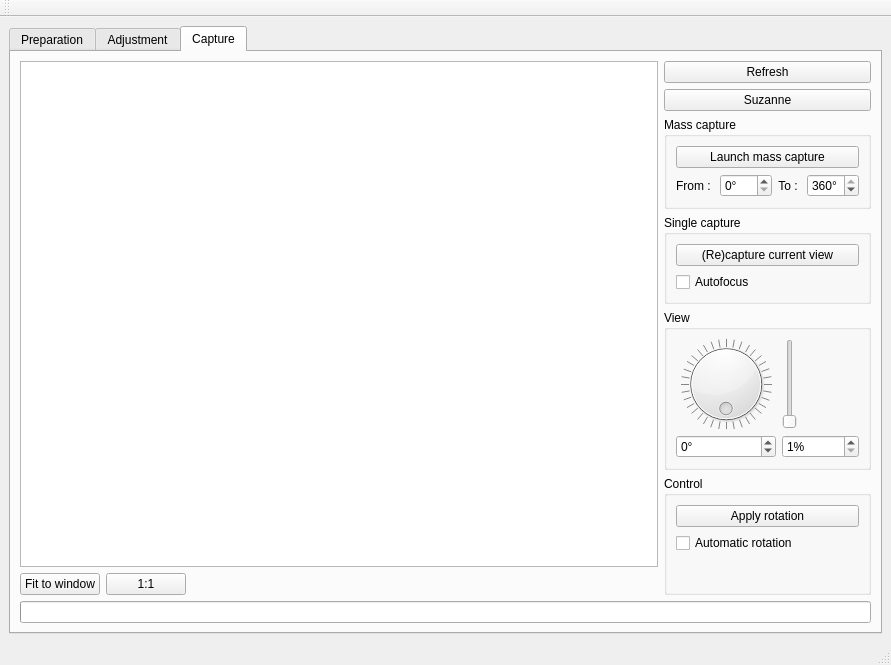
Old version of the form pc/master/mainwindow.ui in the repository plule/pfe-costumes.
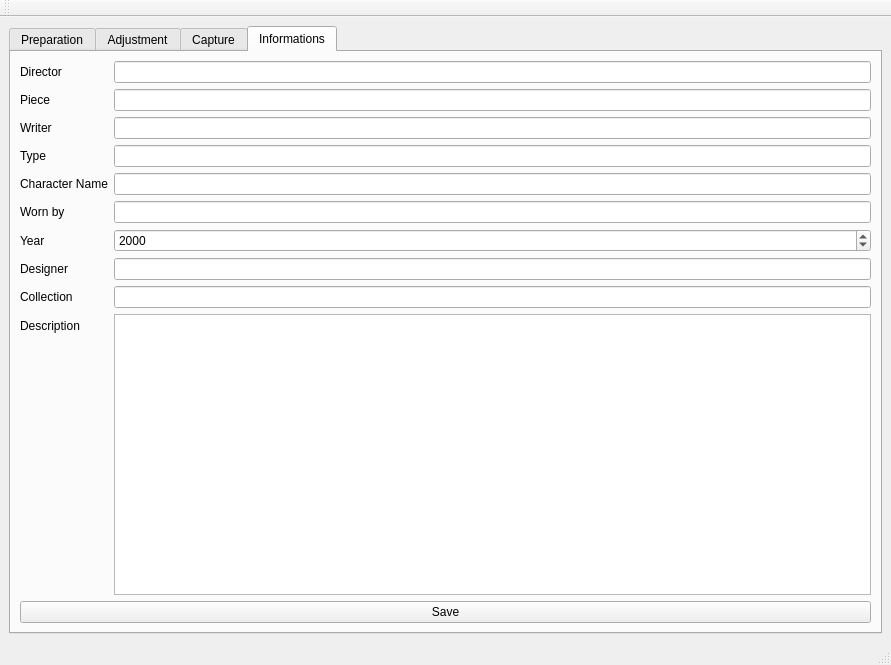
New version of the form. Custom widgets are drawn as their Qt base class.

Commit message: costume form

The edit to the form file:
```diff
--- a/pc/master/mainwindow.ui
+++ b/pc/master/mainwindow.ui
@@ -18,7 +18,7 @@
     <item>
      <widget class="QTabWidget" name="tabWidget">
       <property name="currentIndex">
-       <number>2</number>
+       <number>3</number>
       </property>
       <widget class="QWidget" name="preparationTab">
        <attribute name="title">
@@ -356,6 +356,141 @@
         </item>
        </layout>
       </widget>
+      <widget class="QWidget" name="infoTab">
+       <attribute name="title">
+        <string>Informations</string>
+       </attribute>
+       <layout class="QVBoxLayout" name="verticalLayout_4">
+        <item>
+         <layout class="QFormLayout" name="infoLayout">
+          <property name="fieldGrowthPolicy">
+           <enum>QFormLayout::AllNonFixedFieldsGrow</enum>
+          </property>
+          <item row="0" column="0">
+           <widget class="QLabel" name="infoDirectorLabel">
+            <property name="text">
+             <string>Director</string>
+            </property>
+           </widget>
+          </item>
+          <item row="0" column="1">
+           <widget class="QLineEdit" name="infoDirector"/>
+          </item>
+          <item row="1" column="0">
+           <widget class="QLabel" name="infoPieceLabel">
+            <property name="text">
+             <string>Piece</string>
+            </property>
+           </widget>
+          </item>
+          <item row="1" column="1">
+           <widget class="QLineEdit" name="infoPiece"/>
+          </item>
+          <item row="4" column="0">
+           <widget class="QLabel" name="infoCharacterLabel">
+            <property name="text">
+             <string>Character Name</string>
+            </property>
+           </widget>
+          </item>
+          <item row="4" column="1">
+           <widget class="QLineEdit" name="infoCharacter">
+            <property name="placeholderText">
+             <string/>
+            </property>
+           </widget>
+          </item>
+          <item row="5" column="0">
+           <widget class="QLabel" name="infoWearerLabel">
+            <property name="text">
+             <string>Worn by</string>
+            </property>
+           </widget>
+          </item>
+          <item row="5" column="1">
+           <widget class="QLineEdit" name="infoWearer"/>
+          </item>
+          <item row="6" column="0">
+           <widget class="QLabel" name="infoYearLabel">
+            <property name="text">
+             <string>Year</string>
+            </property>
+           </widget>
+          </item>
+          <item row="6" column="1">
+           <widget class="QSpinBox" name="infoYear">
+            <property name="minimum">
+             <number>-9999</number>
+            </property>
+            <property name="maximum">
+             <number>9999</number>
+            </property>
+            <property name="value">
+             <number>2000</number>
+            </property>
+           </widget>
+          </item>
+          <item row="7" column="0">
+           <widget class="QLabel" name="infoDesignerLabel">
+            <property name="text">
+             <string>Designer</string>
+            </property>
+           </widget>
+          </item>
+          <item row="7" column="1">
+           <widget class="QLineEdit" name="infoDesigner"/>
+          </item>
+          <item row="8" column="0">
+           <widget class="QLabel" name="infoCollectionLabel">
+            <property name="text">
+             <string>Collection</string>
+            </property>
+           </widget>
+          </item>
+          <item row="8" column="1">
+           <widget class="QLineEdit" name="infoCollection"/>
+          </item>
+          <item row="9" column="0">
+           <widget class="QLabel" name="infoDescriptionLabel">
+            <property name="text">
+             <string>Description</string>
+            </property>
+           </widget>
+          </item>
+          <item row="9" column="1">
+           <widget class="QTextEdit" name="infoDescription"/>
+          </item>
+          <item row="3" column="0">
+           <widget class="QLabel" name="infoTypeLabel">
+            <property name="text">
+             <string>Type</string>
+            </property>
+           </widget>
+          </item>
+          <item row="3" column="1">
+           <widget class="QLineEdit" name="infoType"/>
+          </item>
+          <item row="2" column="0">
+           <widget class="QLabel" name="infoWriterLabel">
+            <property name="text">
+             <string>Writer</string>
+            </property>
+           </widget>
+          </item>
+          <item row="2" column="1">
+           <widget class="QLineEdit" name="infoWriter"/>
+          </item>
+         </layout>
+        </item>
+        <item>
+         <widget class="QPushButton" name="saveButton">
+          <property name="text">
+           <string>Save</string>
+          </property>
+         </widget>
+        </item>
+       </layout>
+      </widget>
      </widget>
     </item>
    </layout>
```
Left out of the diff: 4 changed lines with no effect on the pictures. The commit also changes 1 other file.
